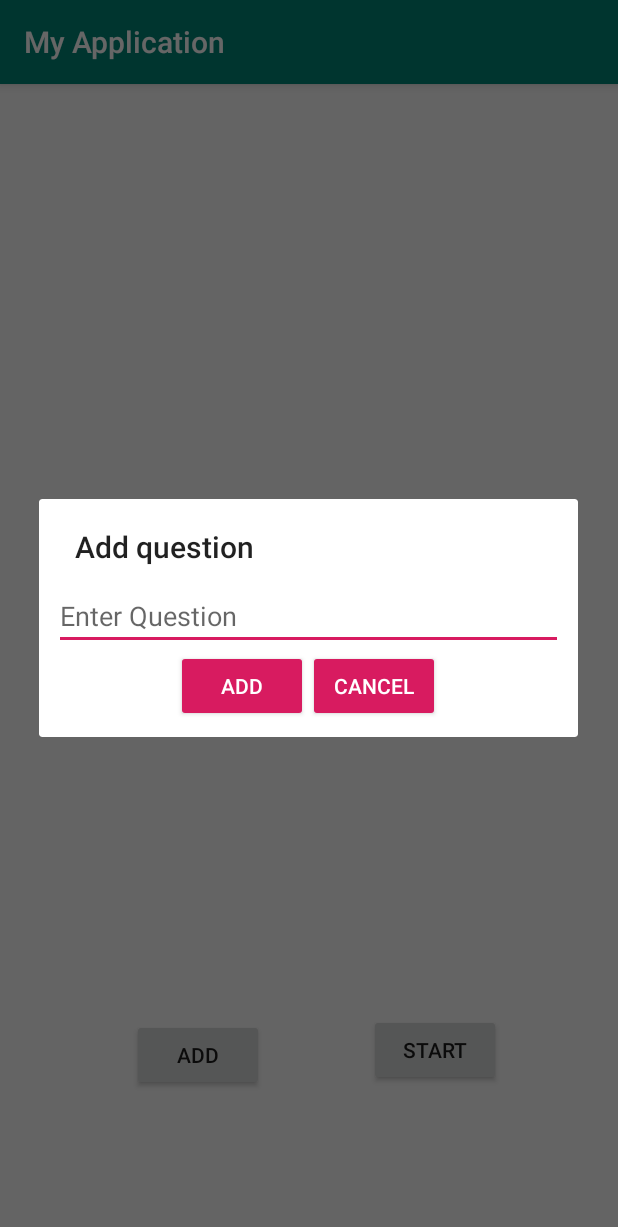
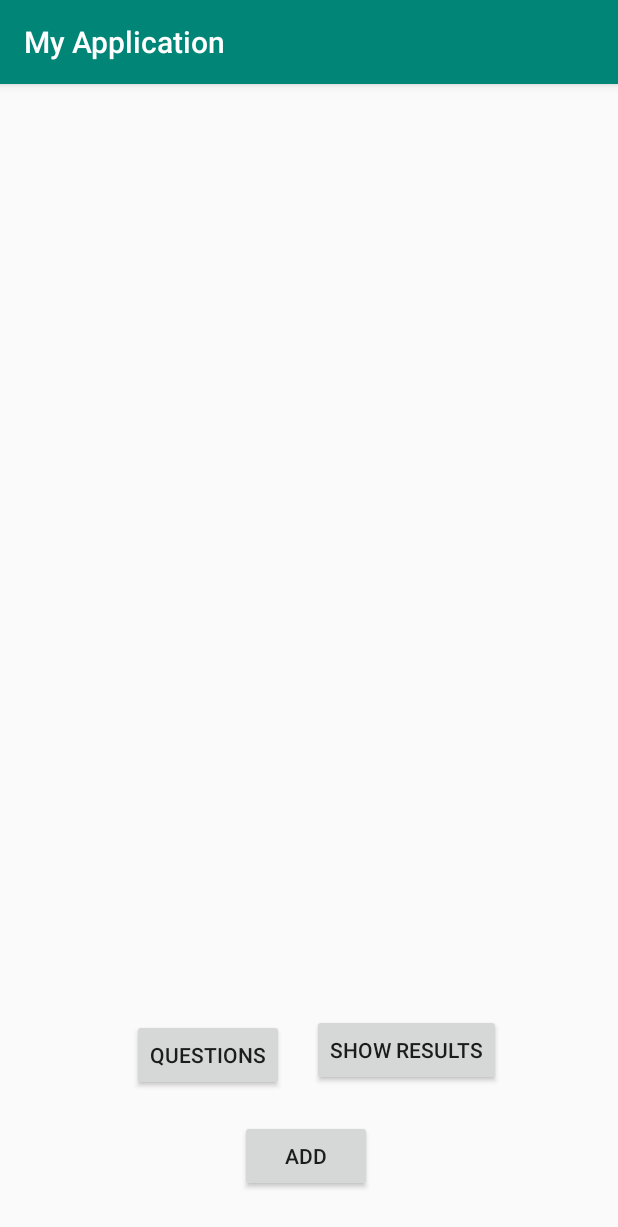
Before and after one commit to NemetAdamK/Planningpoker, an Android app: the MainActivity screen opened directly, with no data from a screen before it, after a tap on "ADD", on a phone screen of 412 x 824 dp. Shown: the top 1227 px of the screen. Run offline under Robolectric (Android 15) with nearby library versions, the phone set to English and light mode, and no system bars; our stand-ins replace Firebase (no records; nobody signed in at launch, a user with empty details on screens opened directly).

```diff
--- a/app/src/main/java/com/example/firebasetest/VotedUsers.kt
+++ /dev/null
@@ -1,5 +0,0 @@
-package com.example.firebasetest
-
-class VotedUsers(user: String,voted:String) {
-constructor() : this("No one","0")
-}
--- a/app/src/main/java/com/example/myapplication/ActivityLogin.kt
+++ b/app/src/main/java/com/example/myapplication/ActivityLogin.kt
@@ -15,8 +15,7 @@ import com.example.firebasetest.MainActivity
 import com.example.firebasetest.roomNumberString
 import androidx.core.content.ContextCompat.getSystemService
 import android.icu.lang.UCharacter.GraphemeClusterBreak.T
-
-
+import android.view.View
 
 
 class ActivityLogin : AppCompatActivity() {
@@ -48,4 +47,6 @@ class ActivityLogin : AppCompatActivity() {
 
         }
     }
+
+    fun onQuestionButtonClicked(view: View) {}
 }
--- a/app/src/main/java/com/example/myapplication/Question.kt
+++ b/app/src/main/java/com/example/myapplication/Question.kt
@@ -1,9 +1,8 @@
 package com.example.firebasetest
 
-import android.widget.Chronometer
-import java.sql.Timestamp
+import com.example.myapplication.VotedUsers
 
-class Question (val question:String?,var activit: Boolean?,val votes:ArrayList<VotedUsers>? ,var seconds: Int?){
+class Question (val question:String?, var activit: Boolean?, val votes:ArrayList<VotedUsers>?, var seconds: Int?){
 
     constructor() : this("str",false,ArrayList<VotedUsers>(),60)
 }
--- /dev/null
+++ b/app/src/main/java/com/example/myapplication/VotedUsers.kt
@@ -0,0 +1,5 @@
+package com.example.myapplication
+
+class VotedUsers(val user: String?,val voted:String?) {
+constructor() : this("No one","0")
+}
--- a/app/src/main/res/layout/activity_main.xml
+++ b/app/src/main/res/layout/activity_main.xml
@@ -27,7 +27,7 @@
         android:layout_marginStart="88dp"
         android:layout_marginTop="55dp"
         android:onClick="onAddCliclked"
-        android:text="Add"
+        android:text="Questions"
         app:layout_constraintStart_toStartOf="parent"
         app:layout_constraintTop_toBottomOf="@+id/fragment_holder" />
 
@@ -38,9 +38,24 @@
         android:layout_marginTop="52dp"
         android:layout_marginEnd="78dp"
         android:onClick="onStartCliclked"
-        android:text="Start"
+        android:text="Show results"
         app:layout_constraintEnd_toEndOf="parent"
         app:layout_constraintTop_toBottomOf="@+id/fragment_holder" />
 
+    <Button
+        android:id="@+id/buttonAddQuestion"
+        android:layout_width="wrap_content"
+        android:layout_height="wrap_content"
+        android:layout_marginStart="159dp"
+        android:layout_marginTop="19dp"
+        android:layout_marginEnd="164dp"
+        android:onClick="addQuestion"
+        android:layout_marginBottom="30dp"
+        android:text="Add"
+        app:layout_constraintBottom_toBottomOf="parent"
+        app:layout_constraintEnd_toEndOf="parent"
+        app:layout_constraintStart_toStartOf="parent"
+        app:layout_constraintTop_toBottomOf="@+id/buttonAdd" />
+
 
 </androidx.constraintlayout.widget.ConstraintLayout>
--- a/app/src/main/res/layout/question_list.xml
+++ b/app/src/main/res/layout/question_list.xml
@@ -13,12 +13,6 @@
             android:layout_width="match_parent"
             android:layout_height="match_parent"
             android:orientation="horizontal">
-
-            <Button
-                android:id="@+id/buttonShowResults"
-                android:layout_width="wrap_content"
-                android:layout_height="wrap_content"
-                android:text="Show Results" />
 
             <Button
                 android:id="@+id/buttonStartTimer"
```
Also changed, not shown: app/src/main/java/com/example/myapplication/MainActivity.kt (+25 -16 lines), app/src/main/java/com/example/myapplication/QuestionAdapter.kt (+22 -21 lines), app/src/main/java/com/example/myapplication/VoteFragment.kt (added, +55 -0 lines), app/src/main/java/com/example/myapplication/VoterAdapter.kt (added, +38 -0 lines), app/src/main/res/layout/fragment_voters.xml (added, +10 -0 lines), app/src/main/res/layout/voters_list.xml (added, +34 -0 lines).
